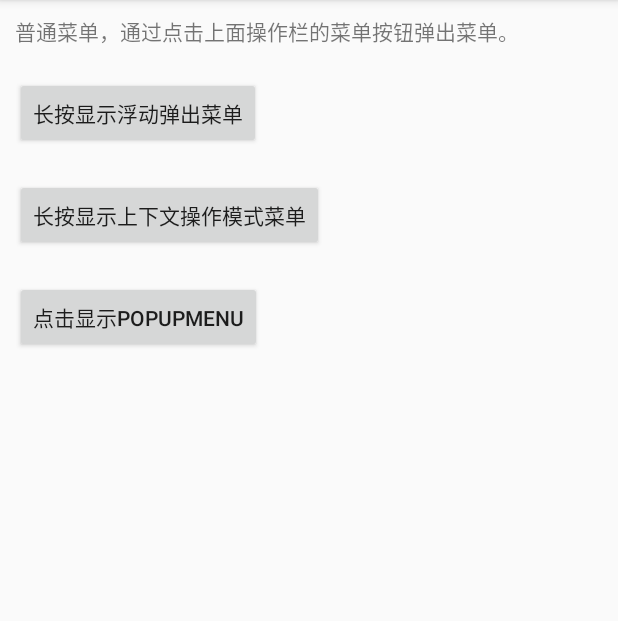
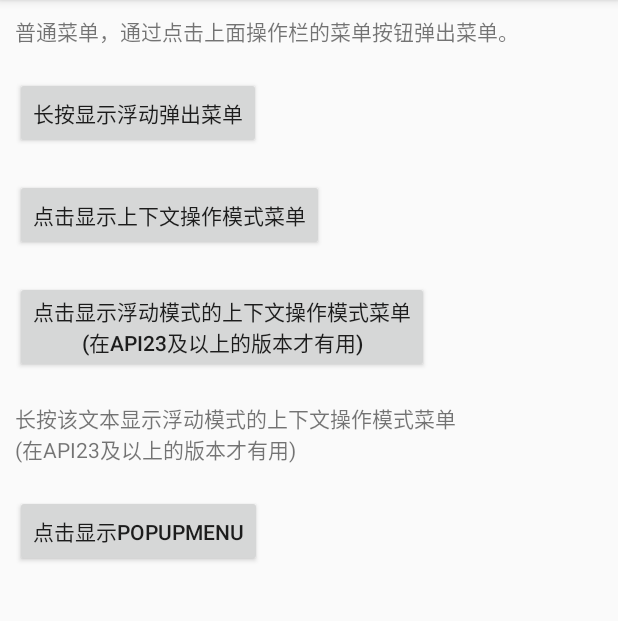
Before and after one commit to LxxCaroline/SampleApplication, an Android app: the screen it shows after launch (MainActivity), on a phone screen of 412 x 824 dp, the part 84-705 px from its top. Run offline under Robolectric (Android 15) with nearby library versions, the light colour scheme and no system bars.

Commit message:
upload menu sample

```diff
--- a/menusample/build.gradle
+++ b/menusample/build.gradle
@@ -6,7 +6,7 @@ android {
 
     defaultConfig {
         applicationId "com.example.menusample"
-        minSdkVersion 11
+        minSdkVersion 23
         targetSdkVersion 23
         versionCode 1
         versionName "1.0"
--- a/menusample/src/main/java/com/example/menusample/MainActivity.java
+++ b/menusample/src/main/java/com/example/menusample/MainActivity.java
@@ -1,8 +1,8 @@
 package com.example.menusample;
 
+import android.os.Build;
 import android.os.Bundle;
 import android.support.v7.app.AppCompatActivity;
-import android.support.v7.view.ActionMode;
 import android.support.v7.widget.PopupMenu;
 import android.support.v7.widget.Toolbar;
 import android.view.ContextMenu;
@@ -10,9 +10,12 @@ import android.view.Menu;
 import android.view.MenuInflater;
 import android.view.MenuItem;
 import android.view.View;
+import android.widget.TextView;
 import android.widget.Toast;
 
-public class MainActivity extends AppCompatActivity {
+public class MainActivity extends AppCompatActivity implements View.OnClickListener {
+
+    private ContextualMenu mContextualMenu = new ContextualMenu();
 
     @Override
     protected void onCreate(Bundle savedInstanceState) {
@@ -23,35 +26,12 @@ public class MainActivity extends AppCompatActivity {
         //创建浮动菜单
         registerForContextMenu(findViewById(R.id.btn_floating));
         //创建上下文操作菜单
-        findViewById(R.id.btn_context).setOnLongClickListener(new View.OnLongClickListener() {
-            @Override
-            public boolean onLongClick(View v) {
-                if (mActionMode != null) {
-                    return false;
-                }
-                // Start the CAB using the ActionMode.Callback defined above
-                mActionMode = startSupportActionMode(mCallback);
-                mActionMode.setTitle("Context Menu");
-                v.setSelected(true);
-                return true;
-            }
-        });
+        findViewById(R.id.btn_context).setOnClickListener(this);
+        //创建Floating上下文操作菜单
+        findViewById(R.id.btn_context_floating).setOnClickListener(this);
+        ((TextView) findViewById(R.id.tv_context_floating)).setCustomSelectionActionModeCallback(new TextFloatingCallback(MainActivity.this));
         //创建popup菜单
-        findViewById(R.id.btn_popup).setOnClickListener(new View.OnClickListener() {
-            @Override
-            public void onClick(View v) {
-                PopupMenu popup = new PopupMenu(MainActivity.this, v);
-                MenuInflater inflater = popup.getMenuInflater();
-                inflater.inflate(R.menu.menu_main, popup.getMenu());
-                popup.setOnMenuItemClickListener(new PopupMenu.OnMenuItemClickListener() {
-                    @Override
-                    public boolean onMenuItemClick(MenuItem item) {
-                        return clickMenuItem(item);
-                    }
-                });
-                popup.show();
-            }
-        });
+        findViewById(R.id.btn_popup).setOnClickListener(this);
     }
 
     /**
@@ -82,43 +62,40 @@ public class MainActivity extends AppCompatActivity {
     public boolean onContextItemSelected(MenuItem item) {
         return clickMenuItem(item);
     }
-//*****************************************************************************************************
 
-    /**
-     * 第三种：创建上下文操作菜单。最小API为11.
-     */
-    private ActionMode mActionMode;
-    private ActionMode.Callback mCallback = new ActionMode.Callback() {
-        @Override
-        public boolean onCreateActionMode(ActionMode mode, Menu menu) {
-            mode.getMenuInflater().inflate(R.menu.menu_main, menu);
-            return true;
-        }
 
-        @Override
-        public boolean onPrepareActionMode(ActionMode mode, Menu menu) {
-            return false;
-        }
-
-        @Override
-        public boolean onActionItemClicked(ActionMode mode, MenuItem item) {
-            boolean flag = clickMenuItem(item);
-            mActionMode.finish();
-            return flag;
-        }
-
-        @Override
-        public void onDestroyActionMode(ActionMode mode) {
-            mActionMode = null;
-        }
-    };
-
-    private boolean clickMenuItem(MenuItem item) {
-        int id = item.getItemId();
+    boolean clickMenuItem(MenuItem item) {
         //noinspection SimplifiableIfStatement
-        if (id == R.id.action_settings) {
-            Toast.makeText(this, "点击setting", Toast.LENGTH_SHORT).show();
-        }
+        Toast.makeText(MainActivity.this, item.getTitle(), Toast.LENGTH_SHORT).show();
         return true;
     }
+
+    @Override
+    public void onClick(View v) {
+        switch (v.getId()) {
+            case R.id.btn_context:
+                mContextualMenu.startActionMode(MainActivity.this);
+                break;
+            case R.id.btn_context_floating:
+                if (Build.VERSION.SDK_INT < 23) {
+                    return;
+                }
+                FloatingContextualMenu mFloatingContextualMenu = new FloatingContextualMenu();
+                mFloatingContextualMenu.startActionMode(MainActivity.this);
+                break;
+            case R.id.btn_popup:
+                PopupMenu popup = new PopupMenu(MainActivity.this, v);
+                MenuInflater inflater = popup.getMenuInflater();
+                inflater.inflate(R.menu.menu_main, popup.getMenu());
+                popup.setOnMenuItemClickListener(new PopupMenu.OnMenuItemClickListener() {
+                    @Override
+                    public boolean onMenuItemClick(MenuItem item) {
+                        return clickMenuItem(item);
+                    }
+                });
+                popup.show();
+                break;
+        }
+    }
+
 }
--- /dev/null
+++ b/menusample/src/main/java/com/example/menusample/TextFloatingCallback.java
@@ -0,0 +1,41 @@
+package com.example.menusample;
+
+import android.app.Activity;
+import android.view.ActionMode;
+import android.view.Menu;
+import android.view.MenuItem;
+import android.widget.Toast;
+
+/**
+ * Created by hzlinxuanxuan on 2016/5/25.
+ */
+public class TextFloatingCallback extends ActionMode.Callback2 {
+
+    private Activity actv;
+
+    TextFloatingCallback(Activity actv) {
+        this.actv = actv;
+    }
+
+    @Override
+    public boolean onCreateActionMode(ActionMode mode, Menu menu) {
+        mode.getMenuInflater().inflate(R.menu.menu_main, menu);
+        return true;
+    }
+
+    @Override
+    public boolean onPrepareActionMode(ActionMode mode, Menu menu) {
+        return false;
+    }
+
+    @Override
+    public boolean onActionItemClicked(ActionMode mode, MenuItem item) {
+        Toast.makeText(actv, item.getTitle(), Toast.LENGTH_SHORT).show();
+        mode.finish();
+        return false;
+    }
+
+    @Override
+    public void onDestroyActionMode(ActionMode mode) {
+    }
+}
--- a/menusample/src/main/res/layout/content_main.xml
+++ b/menusample/src/main/res/layout/content_main.xml
@@ -1,10 +1,12 @@
 <?xml version="1.0" encoding="utf-8"?>
 <LinearLayout xmlns:android="http://schemas.android.com/apk/res/android"
+    xmlns:app="http://schemas.android.com/apk/res-auto"
     android:layout_width="match_parent"
     android:layout_height="match_parent"
-    xmlns:app="http://schemas.android.com/apk/res-auto"
-    app:layout_behavior="@string/appbar_scrolling_view_behavior"
-    android:orientation="vertical">
+    android:focusable="true"
+    android:focusableInTouchMode="true"
+    android:orientation="vertical"
+    app:layout_behavior="@string/appbar_scrolling_view_behavior">
 
     <TextView
         android:layout_width="wrap_content"
@@ -24,7 +26,24 @@
         android:layout_width="wrap_content"
         android:layout_height="wrap_content"
         android:layout_margin="10dp"
-        android:text="长按显示上下文操作模式菜单" />
+        android:text="点击显示上下文操作模式菜单" />
+
+    <Button
+        android:id="@+id/btn_context_floating"
+        android:layout_width="wrap_content"
+        android:layout_height="wrap_content"
+        android:layout_margin="10dp"
+        android:focusable="true"
+        android:focusableInTouchMode="true"
+        android:text="点击显示浮动模式的上下文操作模式菜单\n(在API23及以上的版本才有用)" />
+
+    <TextView
+        android:id="@+id/tv_context_floating"
+        android:layout_width="wrap_content"
+        android:layout_height="wrap_content"
+        android:layout_margin="10dp"
+        android:textIsSelectable="true"
+        android:text="长按该文本显示浮动模式的上下文操作模式菜单\n(在API23及以上的版本才有用)" />
 
     <Button
         android:id="@+id/btn_popup"
--- a/menusample/src/main/res/menu/menu_main.xml
+++ b/menusample/src/main/res/menu/menu_main.xml
@@ -1,10 +1,12 @@
 <menu xmlns:android="http://schemas.android.com/apk/res/android"
-    xmlns:app="http://schemas.android.com/apk/res-auto"
     xmlns:tools="http://schemas.android.com/tools"
     tools:context="com.example.menusample.MainActivity">
-    <item
-        android:id="@+id/action_settings"
-        android:orderInCategory="100"
-        android:title="@string/action_settings"
-        app:showAsAction="never" />
+    <item android:title="复制" />
+    <item android:title="剪切" />
+    <item android:title="粘贴" />
+    <group>
+        <item android:title="传智播客" />
+        <item android:title="Android" />
+        <item android:title="黑马程序员" />
+    </group>
 </menu>
```
Also changed, not shown: menusample/src/main/java/com/example/menusample/ContextualMenu.java (added, +49 -0 lines), menusample/src/main/java/com/example/menusample/FloatingContextualMenu.java (added, +57 -0 lines).
